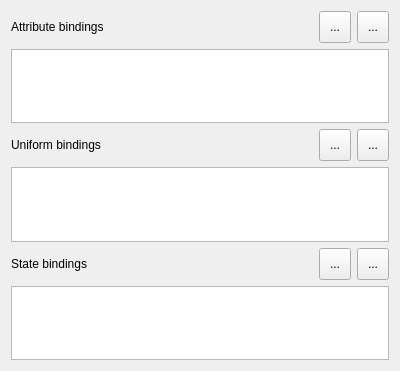
Above: examples/effect-editor/src/ui/QMinkoBindingsWidget.ui from aerys/minko before the change. Below: the same form after it.
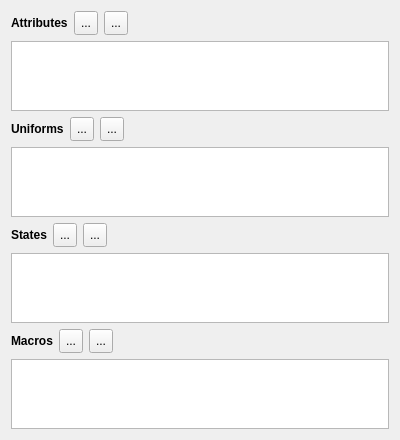
That is the form after the change.

Commit message: Added macroBindings and started effect generation using jsoncpp (need to handle special characters in effect sources correctly).

Patch:
```diff
--- a/examples/effect-editor/src/ui/QMinkoBindingsWidget.ui
+++ b/examples/effect-editor/src/ui/QMinkoBindingsWidget.ui
@@ -20,30 +20,26 @@
       <layout class="QHBoxLayout" name="attributeBindingsHLayout">
        <item>
         <widget class="QLabel" name="attributeBindingsLabel">
-         <property name="text">
-          <string>Attribute bindings</string>
-         </property>
-        </widget>
-       </item>
-       <item>
-        <spacer name="attributeBindingsHSpacer">
-         <property name="orientation">
-          <enum>Qt::Horizontal</enum>
-         </property>
-         <property name="sizeHint" stdset="0">
+         <property name="minimumSize">
           <size>
-           <width>40</width>
-           <height>20</height>
+           <width>0</width>
+           <height>0</height>
           </size>
          </property>
-        </spacer>
+         <property name="text">
+          <string>&lt;b&gt;Attributes&lt;/b&gt;</string>
+         </property>
+         <property name="textFormat">
+          <enum>Qt::RichText</enum>
+         </property>
+        </widget>
        </item>
        <item>
         <widget class="QToolButton" name="attributeBindingsAddButton">
          <property name="minimumSize">
           <size>
-           <width>32</width>
-           <height>32</height>
+           <width>24</width>
+           <height>24</height>
           </size>
          </property>
          <property name="text">
@@ -51,8 +47,8 @@
          </property>
          <property name="iconSize">
           <size>
-           <width>30</width>
-           <height>30</height>
+           <width>24</width>
+           <height>24</height>
           </size>
          </property>
         </widget>
@@ -61,8 +57,8 @@
         <widget class="QToolButton" name="attributeBindingsRemoveButton">
          <property name="minimumSize">
           <size>
-           <width>32</width>
-           <height>32</height>
+           <width>24</width>
+           <height>24</height>
           </size>
          </property>
          <property name="text">
@@ -70,12 +66,25 @@
          </property>
          <property name="iconSize">
           <size>
-           <width>30</width>
-           <height>30</height>
+           <width>24</width>
+           <height>24</height>
           </size>
          </property>
         </widget>
        </item>
+       <item>
+        <spacer name="attributeBindingsHSpacer">
+         <property name="orientation">
+          <enum>Qt::Horizontal</enum>
+         </property>
+         <property name="sizeHint" stdset="0">
+          <size>
+           <width>40</width>
+           <height>20</height>
+          </size>
+         </property>
+        </spacer>
+       </item>
       </layout>
      </item>
      <item>
@@ -85,30 +94,26 @@
       <layout class="QHBoxLayout" name="uniformBindingsHLayout">
        <item>
         <widget class="QLabel" name="uniformBindingsLabel">
-         <property name="text">
-          <string>Uniform bindings</string>
-         </property>
-        </widget>
-       </item>
-       <item>
-        <spacer name="uniformBindingsHSpacer">
-         <property name="orientation">
-          <enum>Qt::Horizontal</enum>
-         </property>
-         <property name="sizeHint" stdset="0">
+         <property name="minimumSize">
           <size>
-           <width>40</width>
-           <height>20</height>
+           <width>0</width>
+           <height>0</height>
           </size>
          </property>
-        </spacer>
+         <property name="text">
+          <string>&lt;b&gt;Uniforms&lt;/b&gt;</string>
+         </property>
+         <property name="textFormat">
+          <enum>Qt::RichText</enum>
+         </property>
+        </widget>
        </item>
        <item>
         <widget class="QToolButton" name="uniformBindingsAddButton">
          <property name="minimumSize">
           <size>
-           <width>32</width>
-           <height>32</height>
+           <width>24</width>
+           <height>24</height>
           </size>
          </property>
          <property name="text">
@@ -116,8 +121,8 @@
          </property>
          <property name="iconSize">
           <size>
-           <width>30</width>
-           <height>30</height>
+           <width>24</width>
+           <height>24</height>
           </size>
          </property>
         </widget>
@@ -126,8 +131,8 @@
         <widget class="QToolButton" name="uniformBindingsRemoveButton">
          <property name="minimumSize">
           <size>
-           <width>32</width>
-           <height>32</height>
+           <width>24</width>
+           <height>24</height>
           </size>
          </property>
          <property name="text">
@@ -135,12 +140,25 @@
          </property>
          <property name="iconSize">
           <size>
-           <width>30</width>
-           <height>30</height>
+           <width>24</width>
+           <height>24</height>
           </size>
          </property>
         </widget>
        </item>
+       <item>
+        <spacer name="uniformBindingsHSpacer">
+         <property name="orientation">
+          <enum>Qt::Horizontal</enum>
+         </property>
+         <property name="sizeHint" stdset="0">
+          <size>
+           <width>40</width>
+           <height>20</height>
+          </size>
+         </property>
+        </spacer>
+       </item>
       </layout>
      </item>
      <item>
@@ -150,30 +168,26 @@
       <layout class="QHBoxLayout" name="stateBindingsHLayout">
        <item>
         <widget class="QLabel" name="stateBindingsLabel">
-         <property name="text">
-          <string>State bindings</string>
-         </property>
-        </widget>
-       </item>
-       <item>
-        <spacer name="stateBindingsHSpacer">
-         <property name="orientation">
-          <enum>Qt::Horizontal</enum>
-         </property>
-         <property name="sizeHint" stdset="0">
+         <property name="minimumSize">
           <size>
-           <width>40</width>
-           <height>20</height>
+           <width>0</width>
+           <height>0</height>
           </size>
          </property>
-        </spacer>
+         <property name="text">
+          <string>&lt;b&gt;States&lt;/b&gt;</string>
+         </property>
+         <property name="textFormat">
+          <enum>Qt::RichText</enum>
+         </property>
+        </widget>
        </item>
        <item>
         <widget class="QToolButton" name="stateBindingsAddButton">
          <property name="minimumSize">
           <size>
-           <width>32</width>
-           <height>32</height>
+           <width>24</width>
+           <height>24</height>
           </size>
          </property>
          <property name="text">
@@ -181,8 +195,8 @@
          </property>
          <property name="iconSize">
           <size>
-           <width>30</width>
-           <height>30</height>
+           <width>24</width>
+           <height>24</height>
           </size>
          </property>
         </widget>
@@ -191,8 +205,8 @@
         <widget class="QToolButton" name="stateBindingsRemoveButton">
          <property name="minimumSize">
           <size>
-           <width>32</width>
-           <height>32</height>
+           <width>24</width>
+           <height>24</height>
           </size>
          </property>
          <property name="text">
@@ -200,32 +214,119 @@
          </property>
          <property name="iconSize">
           <size>
-           <width>30</width>
-           <height>30</height>
+           <width>24</width>
+           <height>24</height>
           </size>
          </property>
         </widget>
        </item>
+       <item>
+        <spacer name="stateBindingsHSpacer">
+         <property name="orientation">
+          <enum>Qt::Horizontal</enum>
+         </property>
+         <property name="sizeHint" stdset="0">
+          <size>
+           <width>40</width>
+           <height>20</height>
+          </size>
+         </property>
+        </spacer>
+       </item>
       </layout>
      </item>
      <item>
       <widget class="QTableWidget" name="stateBindingsTabWidget"/>
      </item>
+     <item>
+      <layout class="QHBoxLayout" name="macroBindingsHLayout">
+       <item>
+        <widget class="QLabel" name="macroBindingsLabel">
+         <property name="minimumSize">
+          <size>
+           <width>0</width>
+           <height>0</height>
+          </size>
+         </property>
+         <property name="text">
+          <string>&lt;b&gt;Macros&lt;/b&gt;</string>
+         </property>
+         <property name="textFormat">
+          <enum>Qt::RichText</enum>
+         </property>
+        </widget>
+       </item>
+       <item>
+        <widget class="QToolButton" name="macroBindingsAddButton">
+         <property name="minimumSize">
+          <size>
+           <width>24</width>
+           <height>24</height>
+          </size>
+         </property>
+         <property name="text">
+          <string>...</string>
+         </property>
+         <property name="iconSize">
+          <size>
+           <width>24</width>
+           <height>24</height>
+          </size>
+         </property>
+        </widget>
+       </item>
+       <item>
+        <widget class="QToolButton" name="macroBindingsRemoveButton">
+         <property name="minimumSize">
+          <size>
+           <width>24</width>
+           <height>24</height>
+          </size>
+         </property>
+         <property name="text">
+          <string>...</string>
+         </property>
+         <property name="iconSize">
+          <size>
+           <width>24</width>
+           <height>24</height>
+          </size>
+         </property>
+        </widget>
+       </item>
+       <item>
+        <spacer name="macroBindingsHSpacer">
+         <property name="orientation">
+          <enum>Qt::Horizontal</enum>
+         </property>
+         <property name="sizeHint" stdset="0">
+          <size>
+           <width>40</width>
+           <height>20</height>
+          </size>
+         </property>
+        </spacer>
+       </item>
+      </layout>
+     </item>
+     <item>
+      <widget class="QTableWidget" name="macroBindingsTabWidget"/>
+     </item>
+     <item>
+      <spacer name="mainVSpacer">
+       <property name="orientation">
+        <enum>Qt::Vertical</enum>
+       </property>
+       <property name="sizeHint" stdset="0">
+        <size>
+         <width>20</width>
+         <height>40</height>
+        </size>
+       </property>
+      </spacer>
+     </item>
     </layout>
    </item>
-   <item row="1" column="0">
-    <spacer name="mainVSpacer">
-     <property name="orientation">
-      <enum>Qt::Vertical</enum>
-     </property>
-     <property name="sizeHint" stdset="0">
-      <size>
-       <width>20</width>
-       <height>40</height>
-      </size>
-     </property>
-    </spacer>
-   </item>
   </layout>
  </widget>
  <resources/>
```
Left out of the diff: 2 changed lines with no effect on the pictures. The commit also changes 11 other files.
